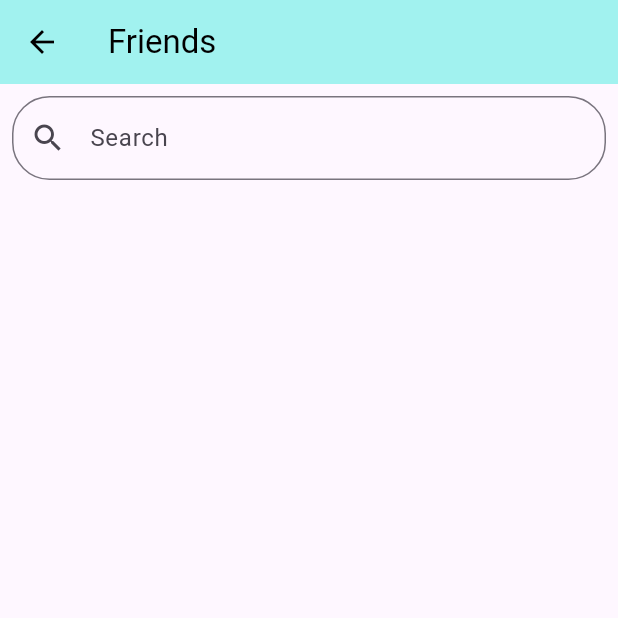
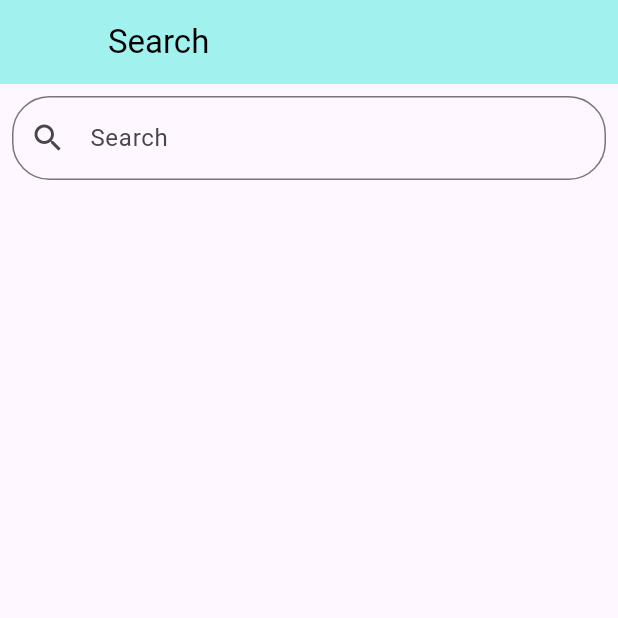
Before and after one commit to ThisIsAntonio/Sociolingo, a Flutter app: the FriendRequestsPage screen opened directly, item 3 of the bottom bar chosen, on a phone screen of 412 x 824 dp, the top half of it. Run offline on Flutter 3.47's test engine with Material 3 defaults, Android fonts, the phone set to English and light mode, and no system bars; our stand-ins replace cloud_firestore, cloud_functions, country_picker, easy_localization, firebase_auth, firebase_core and 8 more; missing offline and left inert: dart:js, firebase_app_check; accounts and stored records are empty.

Commit message:
Fixed new errors,  added new features, included menu bar is now showing on second screens, fixed error between topics screens to user info page. fixed error in settings after add the menu bar in seconds screens, log in now can accept enter button to go from email to password to later the user can press enter to login.

```diff
--- a/chat_app/assets/languages/en.json
+++ b/chat_app/assets/languages/en.json
@@ -160,8 +160,10 @@
     "chatWindow_typeAmessage": "Type a message...",
     "friendInfo_text1": "Friend Details",
     "friendDetails_hobbyAndInterests": "Friends Hobbies and Interests",
+    "friendRequests_title": "Request - Suggestions & Search",
     "friendRequests_requestsTitle": "Requests",
     "friendRequests_suggestionsTitle": "Suggestions",
+    "friendRequests_searchTitle": "Search",
     "friendSuggestions_closeButton": "Close",
     "friendRequests_requestsFrom": "from ",
     "topicScreen_hobbiesUpdateSuccessful": "'Hobbies updated successfully'",
--- a/chat_app/assets/languages/es.json
+++ b/chat_app/assets/languages/es.json
@@ -158,8 +158,10 @@
     "chatWindow_typeAmessage": "Escribe un mensaje...",
     "friendInfo_text1": "Detalles del Amigo",
     "friendDetails_hobbyAndInterests": "Hobbies e Intereses de los Amigos",
+    "friendRequests_title": "Requerimientos - Sugerencias y Busqueda",
     "friendRequests_requestsTitle": "Solicitudes",
     "friendRequests_suggestionsTitle": "Sugerencias",
+    "friendRequests_searchTitle": "Buscar",
     "friendSuggestions_closeButton": "Cerrar",
     "friendRequests_requestsFrom": "de ",
     "topicScreen_hobbiesUpdateSuccessful": "'Hobbies actualizados con éxito'",
--- a/chat_app/assets/languages/fr.json
+++ b/chat_app/assets/languages/fr.json
@@ -158,8 +158,10 @@
     "chatWindow_typeAmessage": "Tapez un message...",
     "friendInfo_text1": "Détails de l'ami",
     "friendDetails_hobbyAndInterests": "Loisirs et intérêts des amis",
+    "friendRequests_title": "Exigences - Suggestions et recherche",
     "friendRequests_requestsTitle": "Demandes",
     "friendRequests_suggestionsTitle": "Suggestions",
+    "friendRequests_searchTitle": "Chercher",
     "friendSuggestions_closeButton": "Fermer",
     "friendRequests_requestsFrom": "de ",
     "topicScreen_hobbiesUpdateSuccessful": "'Les loisirs ont été mis à jour avec succès'",
--- a/chat_app/lib/screens/friend_requests_page.dart
+++ b/chat_app/lib/screens/friend_requests_page.dart
@@ -2,6 +2,7 @@ import 'package:flutter/material.dart';
 import 'package:chat_app/screens/friendSuggestionsGrid.dart';
 import 'package:chat_app/screens/friendRequestsList.dart';
 import 'package:chat_app/screens/friend_search.dart';
+import 'package:easy_localization/easy_localization.dart';
 
 class FriendRequestsPage extends StatefulWidget {
   @override
@@ -23,26 +24,33 @@ class _FriendRequestsPage extends State<FriendRequestsPage> {
     });
   }
 
+  final List<String> _titles = [
+    tr('friendRequests_requestsTitle'),
+    tr('friendRequests_suggestionsTitle'),
+    tr('friendRequests_searchTitle'),
+  ];
+
   @override
   Widget build(BuildContext context) {
     return Scaffold(
       appBar: AppBar(
-        title: Text('Friends'),
+        leading: Container(),
+        title: Text(_titles[_selectedIndex]),
       ),
       body: _pages[_selectedIndex],
       bottomNavigationBar: BottomNavigationBar(
-        items: const <BottomNavigationBarItem>[
+        items: <BottomNavigationBarItem>[
           BottomNavigationBarItem(
             icon: Icon(Icons.list),
-            label: 'Requests',
+            label: tr('friendRequests_requestsTitle'),
           ),
           BottomNavigationBarItem(
             icon: Icon(Icons.group),
-            label: 'Suggestions',
+            label: tr('friendRequests_suggestionsTitle'),
           ),
           BottomNavigationBarItem(
             icon: Icon(Icons.search),
-            label: 'Search',
+            label: tr('friendRequests_searchTitle'),
           ),
         ],
         currentIndex: _selectedIndex,
--- a/chat_app/lib/screens/login_screen.dart
+++ b/chat_app/lib/screens/login_screen.dart
@@ -510,6 +510,7 @@ class _LoginScreenState extends State<LoginScreen> {
                       return null;
                     },
                     style: TextStyle(fontSize: fontSize, color: fontColor),
+                    textInputAction: TextInputAction.next,
                   ),
                 ),
                 // Password
@@ -529,6 +530,8 @@ class _LoginScreenState extends State<LoginScreen> {
                       return null;
                     },
                     style: TextStyle(fontSize: fontSize, color: fontColor),
+                    textInputAction: TextInputAction.done,
+                    onFieldSubmitted: (_) => _submit(),
                   ),
                 ),
                 const SizedBox(height: 20),
--- a/chat_app/pubspec.yaml
+++ b/chat_app/pubspec.yaml
@@ -16,7 +16,7 @@ publish_to: "none" # Remove this line if you wish to publish to pub.dev
 # https://developer.apple.com/library/archive/documentation/General/Reference/InfoPlistKeyReference/Articles/CoreFoundationKeys.html
 # In Windows, build-name is used as the major, minor, and patch parts
 # of the product and file versions while build-number is used as the build suffix.
-version: 5.23.15+1
+version: 5.23.23+1
 
 environment:
   sdk: ">=3.2.6 <4.0.0"
```
Also changed, not shown: chat_app/lib/screens/main_screen.dart (+63 -32 lines), chat_app/lib/screens/settings_page.dart (+16 -12 lines), chat_app/lib/screens/topics_screen.dart (+2 -9 lines), chat_app/lib/screens/user_info_page.dart (+6 -2 lines), chat_app/lib/screens/usersWithHobbies_page.dart (+26 -6 lines), 1 other file.
